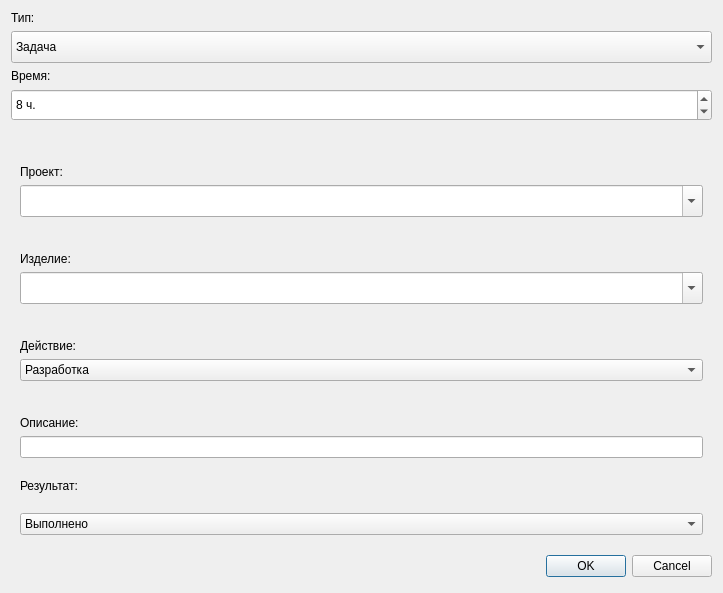
Before: the Qt Designer form dialogtaskedit.ui in molotov-dmitry/work-report, drawn with Qt 5.
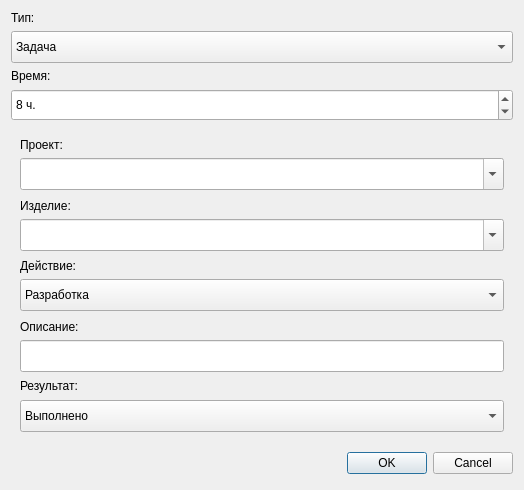
After: the same form once the commit is applied.

```diff
--- a/dialogtaskedit.ui
+++ b/dialogtaskedit.ui
@@ -6,8 +6,8 @@
    <rect>
     <x>0</x>
     <y>0</y>
-    <width>723</width>
-    <height>593</height>
+    <width>524</width>
+    <height>490</height>
    </rect>
   </property>
   <property name="windowTitle">
@@ -33,6 +33,12 @@
        </item>
        <item row="7" column="0">
         <widget class="QComboBox" name="boxAction">
+         <property name="minimumSize">
+          <size>
+           <width>0</width>
+           <height>32</height>
+          </size>
+         </property>
          <item>
           <property name="text">
            <string>Разработка</string>
@@ -126,10 +132,23 @@
         </widget>
        </item>
        <item row="9" column="0">
-        <widget class="QLineEdit" name="editDescription"/>
+        <widget class="QLineEdit" name="editDescription">
+         <property name="minimumSize">
+          <size>
+           <width>0</width>
+           <height>32</height>
+          </size>
+         </property>
+        </widget>
        </item>
        <item row="11" column="0">
         <widget class="QComboBox" name="boxResult">
+         <property name="minimumSize">
+          <size>
+           <width>0</width>
+           <height>32</height>
+          </size>
+         </property>
          <item>
           <property name="text">
            <string>Выполнено</string>
```
Left out of the diff: 9 changed lines with no effect on the pictures.
